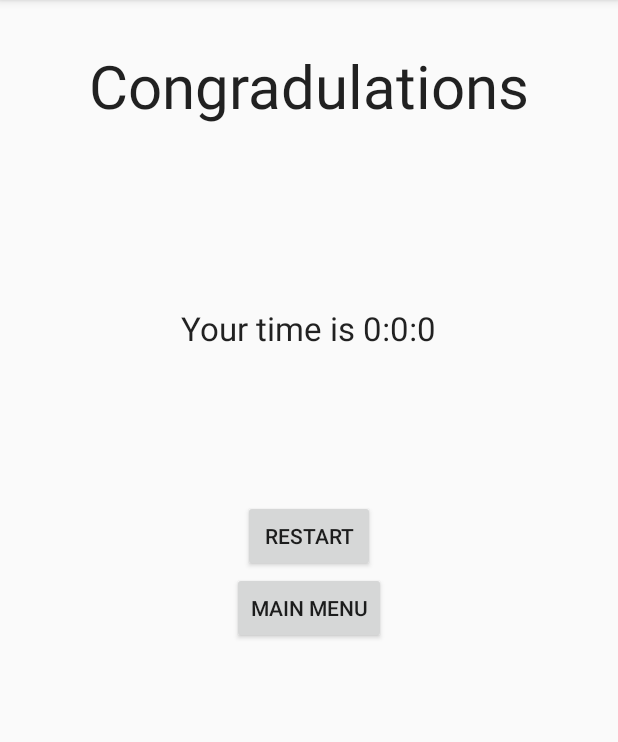
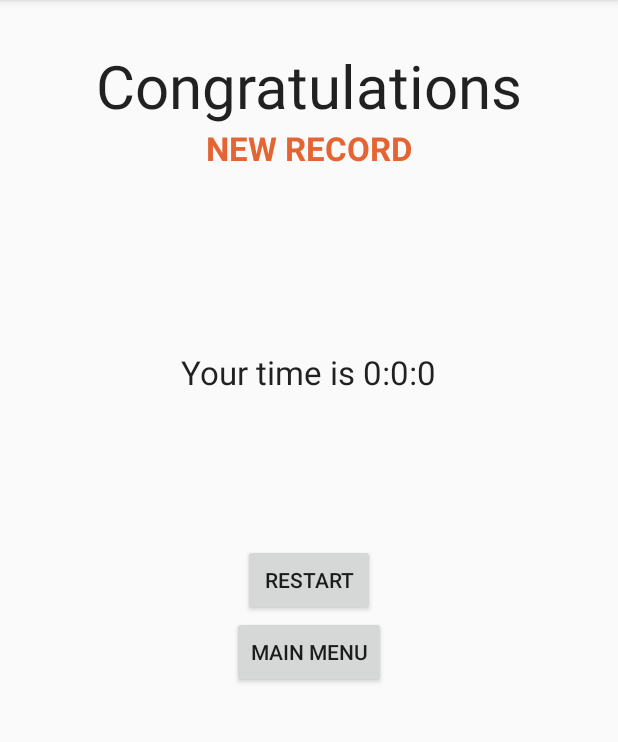
Before and after one commit to Ninextycode/SamsungProject, an Android app: the SucessActivity screen opened directly, with no data from a screen before it, on a phone screen of 412 x 824 dp, the part 84-826 px from its top. Run offline under Robolectric (Android 15) with nearby library versions, the phone set to English and light mode, and no system bars.

Commit message:
dataBased Added

```diff
--- a/app/src/main/AndroidManifest.xml
+++ b/app/src/main/AndroidManifest.xml
@@ -21,6 +21,7 @@
 
         <activity android:name="com.max.activities.PauseActivity"/>
         <activity android:name="com.max.activities.SucessActivity"/>
+        <activity android:name="com.max.activities.RecordsActivity"/>
     </application>
 
 </manifest>
--- a/app/src/main/java/com/max/activities/SucessActivity.java
+++ b/app/src/main/java/com/max/activities/SucessActivity.java
@@ -3,31 +3,49 @@ package com.max.activities;
 import android.content.Intent;
 import android.os.Bundle;
 import android.support.v7.app.AppCompatActivity;
+import android.util.Pair;
 import android.view.View;
 import android.widget.Button;
 import android.widget.TextView;
 
+import com.max.myapplication.Constants;
+import com.max.myapplication.DBRecords;
 import com.max.myapplication.R;
+
+import java.util.List;
 
 /**
  * Created by Max on 5/2/2016.
  */
 public class SucessActivity extends AppCompatActivity {
+
+    DBRecords dbRecords;
+
     @Override
     protected void onCreate(Bundle savedInstanceState) {
         super.onCreate(savedInstanceState);
         setContentView(R.layout.sucess);
-
-        TextView time = (TextView)findViewById(R.id.finihsTimeSucess);
+        dbRecords = new DBRecords(this);
+        TextView time = (TextView) findViewById(R.id.finihsTimeSucess);
         long milliseconds = getIntent().getLongExtra("time", 0);
         time.setText("Your time is " +
                 milliseconds / 60000 + ":"
                 + (milliseconds % 60000) / 1000 + ":"
                 + (milliseconds % 1000) / 100);
-        //TODO new record
 
 
-        Button toMainMenu = (Button)findViewById(R.id.mainMenuButtonSuccess);
+        List<Pair<String, Long>> bests = dbRecords.selectAll(Constants.mode, 1);
+        TextView newRecordTV = (TextView)findViewById(R.id.newRecordTextView);
+        if (bests.size() == 0 || milliseconds < bests.get(0).second) {
+            newRecordTV.setText("NEW RECORD");
+        } else {
+            newRecordTV.setText("");
+        }
+
+        dbRecords.addRecord(Constants.name, milliseconds, Constants.mode);
+
+
+        Button toMainMenu = (Button) findViewById(R.id.mainMenuButtonSuccess);
         toMainMenu.setOnClickListener(new View.OnClickListener() {
             @Override
             public void onClick(View v) {
@@ -37,7 +55,7 @@ public class SucessActivity extends AppCompatActivity {
             }
         });
 
-        Button restart = (Button)findViewById(R.id.restartButtonSuccess);
+        Button restart = (Button) findViewById(R.id.restartButtonSuccess);
         restart.setOnClickListener(new View.OnClickListener() {
             @Override
             public void onClick(View v) {
--- a/app/src/main/java/com/max/myapplication/Constants.java
+++ b/app/src/main/java/com/max/myapplication/Constants.java
@@ -4,6 +4,6 @@ package com.max.myapplication;
  * Created by Max on 4/30/2016.
  */
 public class Constants {
-    public static int  figureH = 7, figureW =5, figureN = 5, state = 0;
-
+    public static int  figureH = 7, figureW =5, figureN = 5, mode = 0;
+    public static String name;
 }
--- /dev/null
+++ b/app/src/main/java/com/max/myapplication/DBRecords.java
@@ -0,0 +1,110 @@
+package com.max.myapplication;
+
+import android.content.ContentValues;
+import android.content.Context;
+import android.database.Cursor;
+import android.database.sqlite.SQLiteDatabase;
+import android.database.sqlite.SQLiteOpenHelper;
+import android.util.Pair;
+
+import java.util.ArrayList;
+
+/**
+ * Created by Max on 5/2/2016.
+ */
+public class DBRecords {
+
+    // Данные базы данных и таблиц
+    private static final String DATABASE_NAME = "puzzle.db";
+    private static final int DATABASE_VERSION = 1;
+    private static final String[] TABLE_NAME = {"Records0", "Records1", "Records2", "Records3"};
+    // Название столбцов
+    private static final String COLUMN_ID = "_id";
+    private static final String COLUMN_NAME = "Name";
+    private static final String COLUMN_TIME = "Time";
+    // Номера столбцов private
+    //static final int NUM_COLUMN_ID = 0;
+    //private static final int NUM_COLUMN_NAME = 1;
+    //private static final int NUM_COLUMN_TIME = 2;
+
+
+
+
+
+
+    private SQLiteDatabase mDataBase;
+    public DBRecords(Context context) {
+        DBManager mOpenHelper = new DBManager(context);
+        mDataBase = mOpenHelper.getWritableDatabase();
+    }
+
+    /**
+    Adds only if time is better then 50th time
+     */
+    public long addRecord(String name, long milliseconds, int mode){
+        Cursor mCursor = mDataBase.query(TABLE_NAME[mode], new String[]{COLUMN_TIME},
+                null, null, null, null, COLUMN_TIME + " DESC", "" + 1);
+
+
+        mCursor.moveToFirst();
+        long time = Long.MAX_VALUE;
+        if (!mCursor.isAfterLast()) {
+            time = mCursor.getLong(0);
+
+
+        }
+
+        if(milliseconds < time) {
+            ContentValues cv = new ContentValues();
+            cv.put(COLUMN_NAME, name);
+            cv.put(COLUMN_TIME, milliseconds);
+            return mDataBase.insert(TABLE_NAME[mode], null, cv);
+        }
+        return -1;
+    }
+
+    public void deleteAll(int mode) {
+        mDataBase.delete(TABLE_NAME[mode], null, null);
+    }
+
+    public ArrayList<Pair<String, Long>> selectAll(int mode, int length) {
+        Cursor mCursor = mDataBase.query(TABLE_NAME[mode], new String[]{COLUMN_TIME,COLUMN_NAME},
+                null, null, null, null, COLUMN_TIME);
+
+        ArrayList<Pair<String, Long>> arr = new ArrayList<>();
+        mCursor.moveToFirst();
+        if (!mCursor.isAfterLast()) {
+            do {
+                long time = mCursor.getLong(0);
+                String name = mCursor.getString(1);
+
+                arr.add(new Pair<String, Long>(name,time));
+            } while (mCursor.moveToNext());
+        }
+        return arr;
+    }
+
+
+    private class DBManager extends SQLiteOpenHelper {
+        DBManager(Context context) {
+            super(context, DATABASE_NAME, null, DATABASE_VERSION);
+        }
+
+        @Override
+        public void onCreate(SQLiteDatabase db) {
+            for(String tb : TABLE_NAME) {
+                String query = "CREATE TABLE " + tb +
+                        " ("
+                        + COLUMN_ID + " INTEGER PRIMARY KEY AUTOINCREMENT, "
+                        + COLUMN_TIME + " LONG, "
+                        + COLUMN_NAME + " TEXT); ";
+                db.execSQL(query);
+            }
+        }
+
+        public void onUpgrade(SQLiteDatabase db, int oldVersion, int newVersion) {
+            db.execSQL("DROP TABLE IF EXISTS " + TABLE_NAME);
+            onCreate(db);
+        }
+    }
+}
--- a/app/src/main/res/layout/sucess.xml
+++ b/app/src/main/res/layout/sucess.xml
@@ -21,6 +21,16 @@
             android:layout_centerHorizontal="true"
             android:layout_gravity="center"
             android:textSize="40dp" />
+
+        <TextView
+            android:layout_width="wrap_content"
+            android:layout_height="wrap_content"
+            android:textAppearance="?android:attr/textAppearanceLarge"
+            android:text="Large Text"
+            android:id="@+id/newRecordTextView"
+            android:layout_gravity="center_horizontal"
+            android:textColor="#e46534"
+            android:textStyle="bold" />
 
         <Space
             android:layout_width="wrap_content"
--- a/app/src/main/res/values/strings.xml
+++ b/app/src/main/res/values/strings.xml
@@ -13,5 +13,8 @@
         <item>6x5</item>
         <item>7x6</item>
     </string-array>
-    <string name="congrad">Congradulations</string>
+    <string name="congrad">Congratulations</string>
+    <string name="defaultName">Player</string>
+    <string name="rec">Records</string>
+    <string name="clear">Clear</string>
 </resources>
```
Also changed, not shown: app/src/main/java/com/max/activities/MainActivity.java (+77 -8 lines), app/src/main/java/com/max/activities/RecordsActivity.java (added, +65 -0 lines), app/src/main/java/com/max/myapplication/DBManager.java (deleted, +0 -7 lines), app/src/main/res/layout/activity_main.xml (deleted, +0 -16 lines), app/src/main/res/layout/main_menu.xml (+45 -12 lines), app/src/main/res/layout/records_layout.xml (added, +36 -0 lines).
